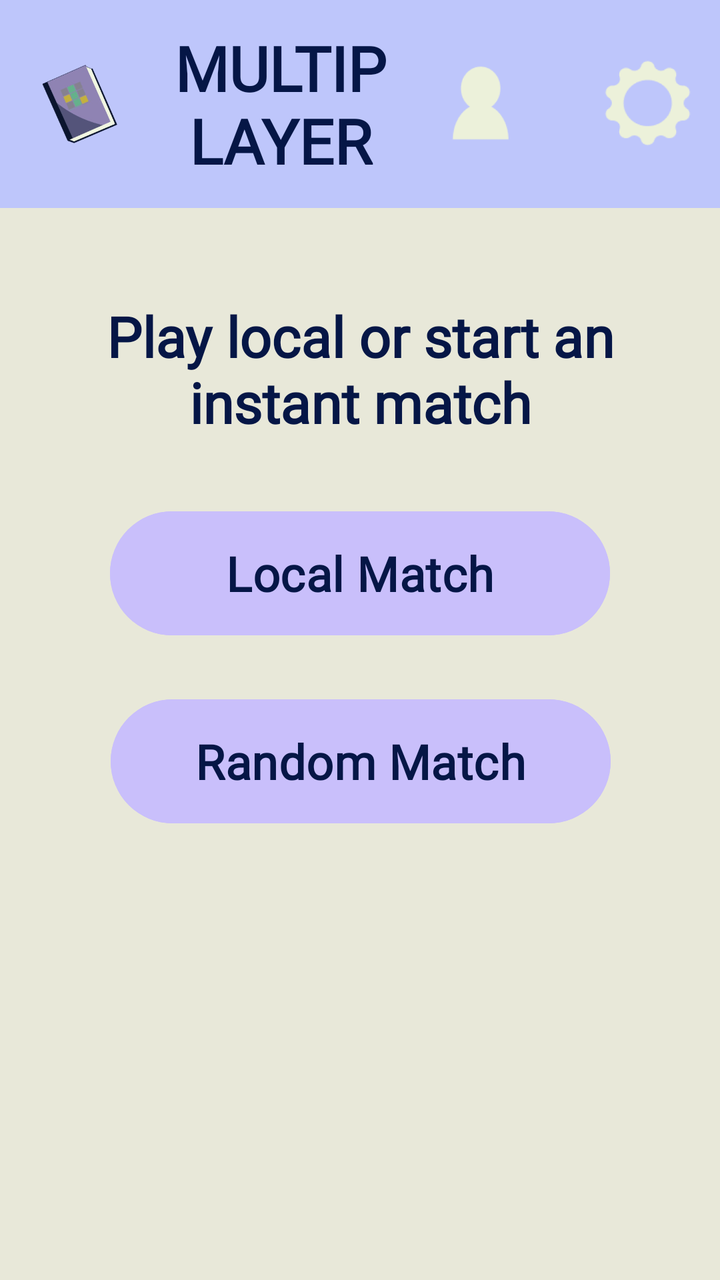
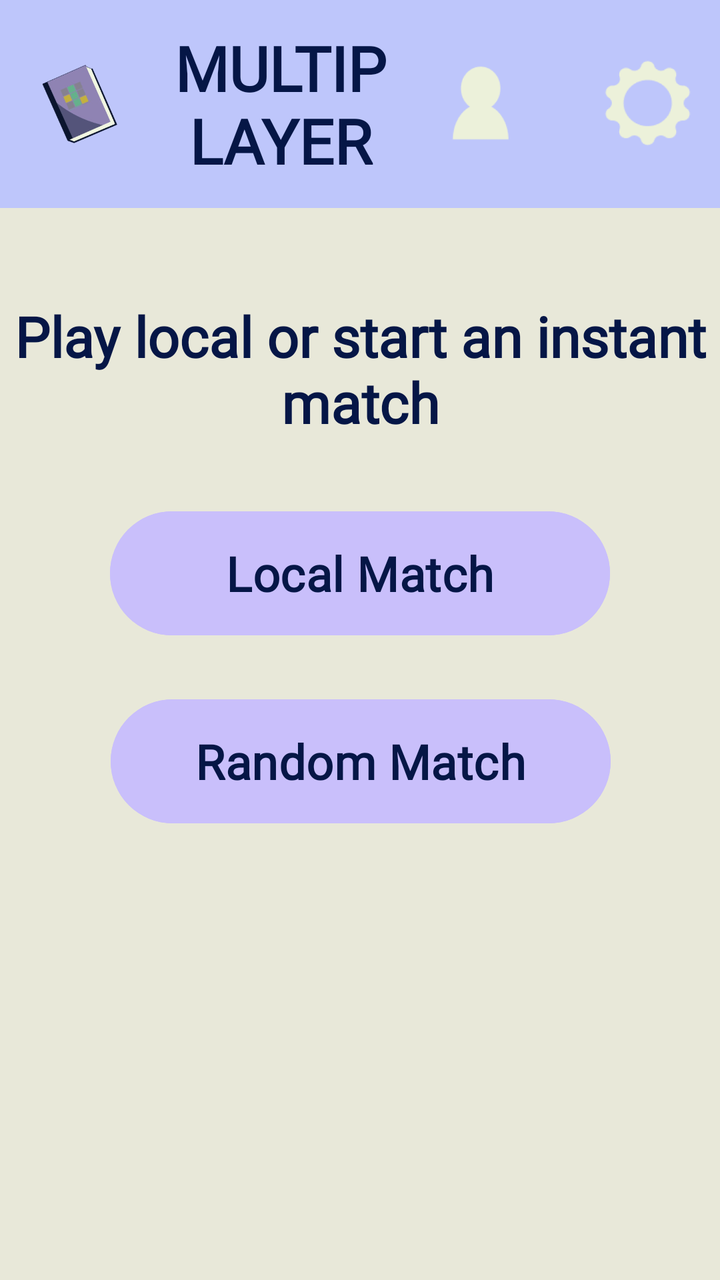

An Android layout rendered at two revisions. The XML below is the earlier revision; the diff shows what the commit changed to produce the second picture.
<!-- AndroidManifest.xml: application theme Theme.WordVenture2 -->
<!-- res/layout/activity_muliplayer.xml -->
<?xml version="1.0" encoding="utf-8"?>
<androidx.constraintlayout.widget.ConstraintLayout xmlns:android="http://schemas.android.com/apk/res/android"
    xmlns:app="http://schemas.android.com/apk/res-auto"
    xmlns:tools="http://schemas.android.com/tools"
    android:id="@+id/main"
    android:layout_width="match_parent"
    android:layout_height="match_parent"
    android:background="#E8E8D9"
    tools:context=".Muliplayer">

    
    <androidx.constraintlayout.widget.ConstraintLayout
        android:id="@+id/headerLayout"
        android:layout_width="0dp"
        android:layout_height="wrap_content"
        android:background="#BEC6FB"
        android:paddingTop="1dp"
        android:paddingBottom="1dp"
        app:layout_constraintTop_toTopOf="parent"
        app:layout_constraintStart_toStartOf="parent"
        app:layout_constraintEnd_toEndOf="parent">

        <ImageView
            android:id="@+id/bookIcon"
            android:layout_width="80dp"
            android:layout_height="80dp"
            android:src="@mipmap/wordventure_logo_foreground"
            android:clickable="true"
            android:focusable="true"
            android:paddingStart="8dp"
            android:paddingEnd="8dp"
            android:background="?attr/selectableItemBackgroundBorderless"
            app:layout_constraintStart_toStartOf="parent"
            app:layout_constraintTop_toTopOf="parent"
            app:layout_constraintBottom_toBottomOf="parent" />

        <TextView
            android:id="@+id/multiplayerTitle"
            android:layout_width="0dp"
            android:layout_height="wrap_content"
            android:fontFamily="@font/barriecito"
            android:gravity="center"
            android:paddingTop="12dp"
            android:paddingBottom="12dp"
            android:text="MULTIPLAYER"
            android:textColor="#051646"
            android:textSize="31sp"
            android:textStyle="bold"
            app:layout_constraintBottom_toBottomOf="parent"
            app:layout_constraintEnd_toStartOf="@id/settingsIconContainer"
            app:layout_constraintStart_toEndOf="@id/bookIcon"
            app:layout_constraintTop_toTopOf="parent" />

        <LinearLayout
            android:id="@+id/settingsIconContainer"
            android:layout_width="wrap_content"
            android:layout_height="wrap_content"
            android:gravity="center_vertical"
            android:orientation="horizontal"
            app:layout_constraintBottom_toBottomOf="parent"
            app:layout_constraintEnd_toEndOf="parent"
            app:layout_constraintTop_toTopOf="parent">

            <ImageView
                android:id="@+id/profileIcon"
                android:layout_width="80dp"
                android:layout_height="80dp"
                android:background="?attr/selectableItemBackgroundBorderless"
                android:clickable="true"
                android:focusable="true"
                android:src="@mipmap/profile_icon_foreground" />

            <ImageView
                android:id="@+id/settingsIcon"
                android:layout_width="80dp"
                android:layout_height="80dp"
                android:background="?attr/selectableItemBackgroundBorderless"
                android:clickable="true"
                android:focusable="true"
                android:src="@mipmap/settings_icon_foreground" />
        </LinearLayout>
    </androidx.constraintlayout.widget.ConstraintLayout>

    
    <TextView
        android:id="@+id/promptText"
        android:layout_width="wrap_content"
        android:layout_height="wrap_content"
        android:layout_marginBottom="32dp"
        android:gravity="center"
        android:text="Play local or start an\ninstant match"
        android:textColor="#051646"
        android:textSize="28sp"
        android:textStyle="bold"
        android:fontFamily="@font/comic_relief"
        app:layout_constraintBottom_toTopOf="@id/localMatchButton"
        app:layout_constraintEnd_toEndOf="parent"
        app:layout_constraintStart_toStartOf="parent"
        app:layout_constraintTop_toTopOf="parent"
        app:layout_constraintVertical_chainStyle="packed"
        app:layout_constraintVertical_bias="0.4"/>

    <Button
        android:id="@+id/localMatchButton"
        android:layout_width="250dp"
        android:layout_height="70dp"
        android:backgroundTint="#C9BFFB"
        android:text="Local Match"
        android:textColor="#051646"
        android:textSize="24sp"
        android:textStyle="bold"
        android:fontFamily="@font/comic_relief"
        app:layout_constraintBottom_toTopOf="@id/randomMatchButton"
        app:layout_constraintEnd_toEndOf="parent"
        app:layout_constraintStart_toStartOf="parent"
        app:layout_constraintTop_toBottomOf="@id/promptText" />

    <Button
        android:id="@+id/randomMatchButton"
        android:layout_width="250dp"
        android:layout_height="70dp"
        android:layout_marginTop="24dp"
        android:backgroundTint="#C9BFFB"
        android:text="Random Match"
        android:textColor="#051646"
        android:textSize="24sp"
        android:textStyle="bold"
        android:fontFamily="@font/comic_relief"
        app:layout_constraintBottom_toBottomOf="parent"
        app:layout_constraintEnd_toEndOf="parent"
        app:layout_constraintHorizontal_bias="0.503"
        app:layout_constraintStart_toStartOf="parent"
        app:layout_constraintTop_toBottomOf="@id/localMatchButton" />

</androidx.constraintlayout.widget.ConstraintLayout>
<!-- resources referenced by this layout -->
<resources>
  <!-- mipmap profile_icon_foreground: webp bitmap (mipmap-hdpi, 722 bytes) -->
  <!-- mipmap settings_icon_foreground: webp bitmap (mipmap-hdpi, 1512 bytes) -->
  <!-- mipmap wordventure_logo_foreground: webp bitmap (mipmap-hdpi, 7888 bytes) -->
  <style name="Theme.WordVenture2" parent="Base.Theme.WordVenture2" />
  <style name="Base.Theme.WordVenture2" parent="Theme.Material3.DayNight.NoActionBar">
          
          
      </style>
</resources>

<!-- the commit's change to res/layout/activity_muliplayer.xml (unified diff, before → after) -->
@@ -8,7 +8,6 @@
     android:background="#E8E8D9"
     tools:context=".Muliplayer">
 
-    
     <androidx.constraintlayout.widget.ConstraintLayout
         android:id="@+id/headerLayout"
         android:layout_width="0dp"
@@ -42,7 +41,7 @@
             android:gravity="center"
             android:paddingTop="12dp"
             android:paddingBottom="12dp"
-            android:text="MULTIPLAYER"
+            android:text="@string/multiplayer_title"
             android:textColor="#051646"
             android:textSize="31sp"
             android:textStyle="bold"
@@ -81,14 +80,13 @@
         </LinearLayout>
     </androidx.constraintlayout.widget.ConstraintLayout>
 
-    
     <TextView
         android:id="@+id/promptText"
         android:layout_width="wrap_content"
         android:layout_height="wrap_content"
         android:layout_marginBottom="32dp"
         android:gravity="center"
-        android:text="Play local or start an\ninstant match"
+        android:text="@string/multiplayer_prompt"
         android:textColor="#051646"
         android:textSize="28sp"
         android:textStyle="bold"
@@ -105,7 +103,7 @@
         android:layout_width="250dp"
         android:layout_height="70dp"
         android:backgroundTint="#C9BFFB"
-        android:text="Local Match"
+        android:text="@string/button_local_match"
         android:textColor="#051646"
         android:textSize="24sp"
         android:textStyle="bold"
@@ -121,7 +119,7 @@
         android:layout_height="70dp"
         android:layout_marginTop="24dp"
         android:backgroundTint="#C9BFFB"
-        android:text="Random Match"
+        android:text="@string/button_random_match"
         android:textColor="#051646"
         android:textSize="24sp"
         android:textStyle="bold"
<!-- resource entries referenced after the edit -->
@@ -3,6 +3,10 @@
   <!-- mipmap profile_icon_foreground: webp bitmap (mipmap-hdpi, 722 bytes) -->
   <!-- mipmap settings_icon_foreground: webp bitmap (mipmap-hdpi, 1512 bytes) -->
   <!-- mipmap wordventure_logo_foreground: webp bitmap (mipmap-hdpi, 7888 bytes) -->
+  <string name="button_local_match">Local Match</string>
+  <string name="button_random_match">Random Match</string>
+  <string name="multiplayer_prompt">Play local or start an instant match</string>
+  <string name="multiplayer_title">MULTIPLAYER</string>
   <style name="Theme.WordVenture2" parent="Base.Theme.WordVenture2" />
   <style name="Base.Theme.WordVenture2" parent="Theme.Material3.DayNight.NoActionBar">
           
